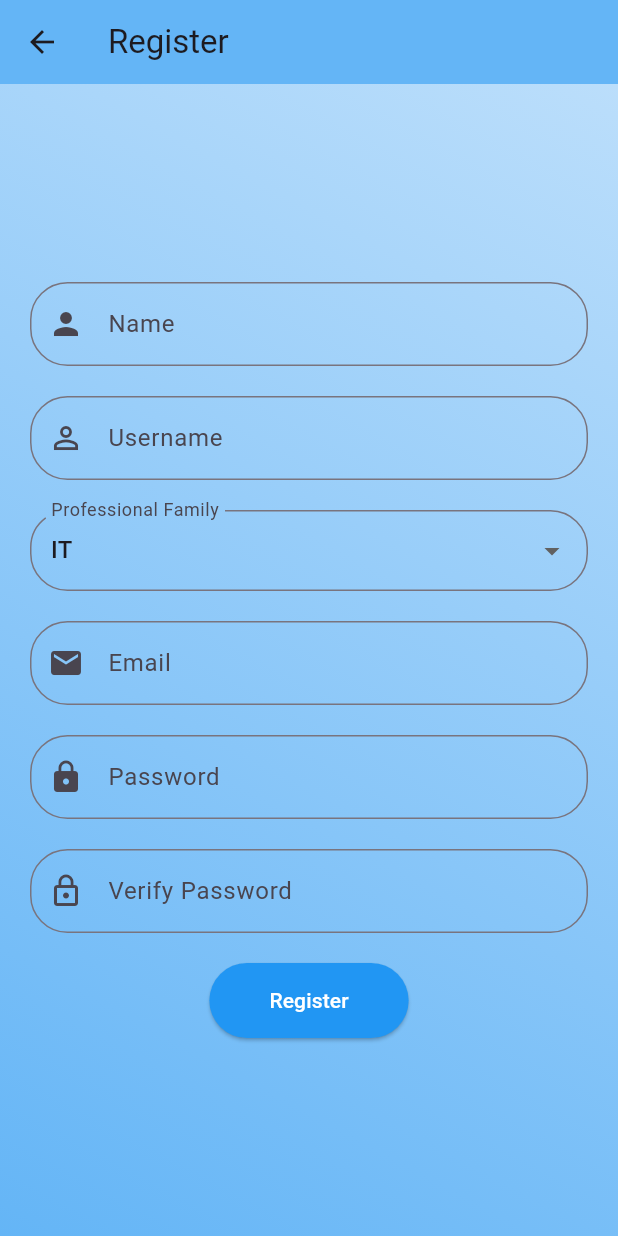
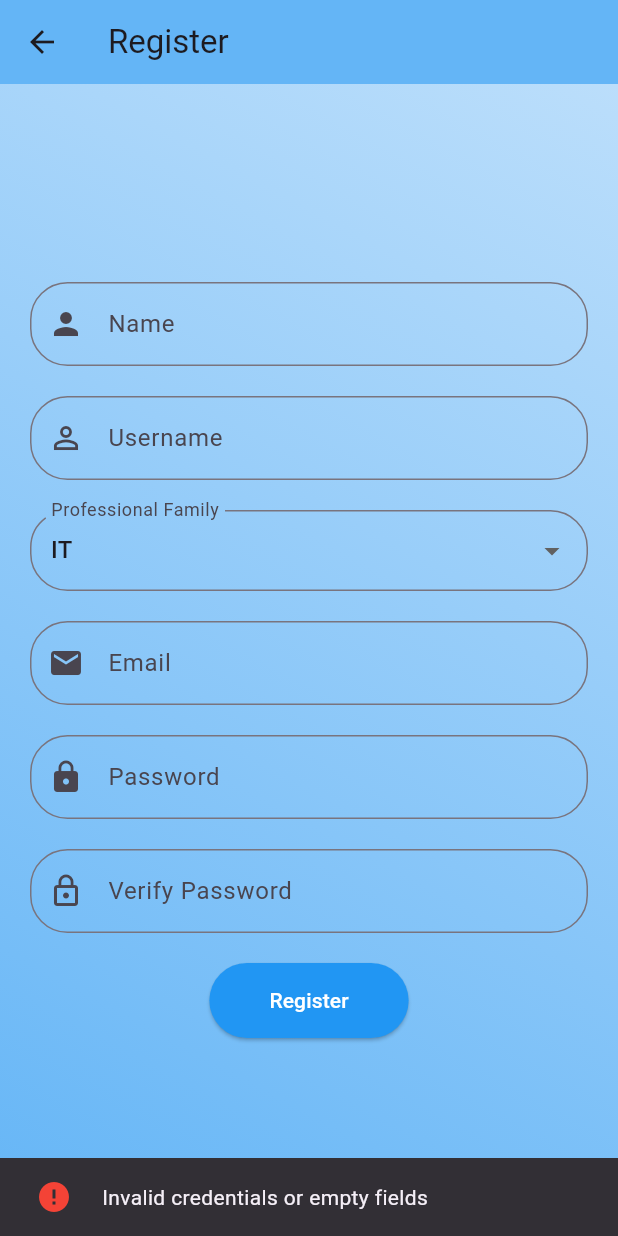
Before and after one commit to JuanJosePinero/Spring_UD4_API_Grupo1, a Flutter app: the RegisterPage screen opened directly, after a tap on "Register", on a phone screen of 412 x 824 dp. Run offline on Flutter 3.47's test engine with Material 3 defaults, Android fonts, the light colour scheme and no system bars; network calls fail.

Commit message:
added some errors checked

```diff
--- a/lib/access/register.dart
+++ b/lib/access/register.dart
@@ -156,9 +156,10 @@ class _RegisterPageState extends State<RegisterPage> {
   }
 
   Future<void> _validateFields() async {
-  if (_nameController.text.isEmpty ||
+  if (_nameController.text.isEmpty || _usernameController.text.isEmpty || _professionalFamily.isEmpty ||
       _emailController.text.isEmpty ||
-      _passwordController.text.isEmpty) {
+      _passwordController.text.isEmpty || _verifyPasswordController.text.isEmpty || _passwordController.text != _verifyPasswordController.text) {
+      _showSnackBar("Invalid credentials or empty fields", Icons.error, Colors.red);
   } else {
     try {
       final studentModel = StudentModel(
@@ -170,15 +171,44 @@ class _RegisterPageState extends State<RegisterPage> {
 
       final registeredUser = await _userService.register(studentModel);
 
-      if (registeredUser != null) {
-        // Navegar a la pantalla de inicio de sesión o mostrar mensaje de éxito
-      }
-    } catch (e) {
-      // Mostrar el error específico
-    }
+
+  if (registeredUser != null) {
+    // Mostrar Snackbar con mensaje de éxito
+    ScaffoldMessenger.of(context).showSnackBar(
+      SnackBar(
+        content: Text('User created succesfully'),
+        duration: Duration(seconds: 4),
+      ),
+    );
+
+    // Esperar 4 segundos y luego navegar a la pantalla de inicio de sesión
+    Future.delayed(Duration(seconds: 4), () {
+      Navigator.pushReplacement(
+        context,
+        MaterialPageRoute(builder: (context) => LoginPage()),
+      );
+    });
+  } else {
+    _showSnackBar("User cant be created", Icons.error, Colors.red);
+  }
+} catch (e) {
+  _showSnackBar("Error registering: $e", Icons.error, Colors.red);
+}
   }
 }
 
+void _showSnackBar(String message, IconData icon, Color color) {
+    final snackBar = SnackBar(
+      content: Row(
+        children: <Widget>[
+          Icon(icon, color: color),
+          const SizedBox(width: 20),
+          Expanded(child: Text(message)),
+        ],
+      ),
+    );
+    ScaffoldMessenger.of(context).showSnackBar(snackBar);
+  }
 
 
   Widget _buildTextField({
--- a/lib/models/StudentModel.dart
+++ b/lib/models/StudentModel.dart
@@ -7,6 +7,7 @@ class StudentModel extends UserModel{
   String? email;
   String? password;
   int? enabled;
+  int? deleted;
   String? role;
   String? token; // Asumiendo que el token también se manejará aquí
   // No hay campos directos para studentID o businessID ya que este es el modelo de estudiante.
@@ -23,6 +24,7 @@ class StudentModel extends UserModel{
     this.enabled,
     this.role,
     this.token,
+    this.deleted,
     this.profesionalFamily,
     this.servicios,
   });
@@ -37,6 +39,7 @@ class StudentModel extends UserModel{
       enabled: json['enabled'],
       role: json['role'],
       token: json['token'],
+      deleted: json['deleted'],
       // Asumiendo conversiones simplificadas para profesionalFamily y servicios
       profesionalFamily: json['profesionalFamily'],
       servicios: List<String>.from(json['servicios'] ?? []),
@@ -53,6 +56,7 @@ class StudentModel extends UserModel{
     data['enabled'] = enabled;
     data['role'] = role;
     data['token'] = token;
+    data['deleted'] = deleted;
     data['profesionalFamily'] = profesionalFamily;
     data['servicios'] = servicios;
     return data;
```
Also changed, not shown: lib/access/login.dart (+9 -4 lines), pubspec.lock.
